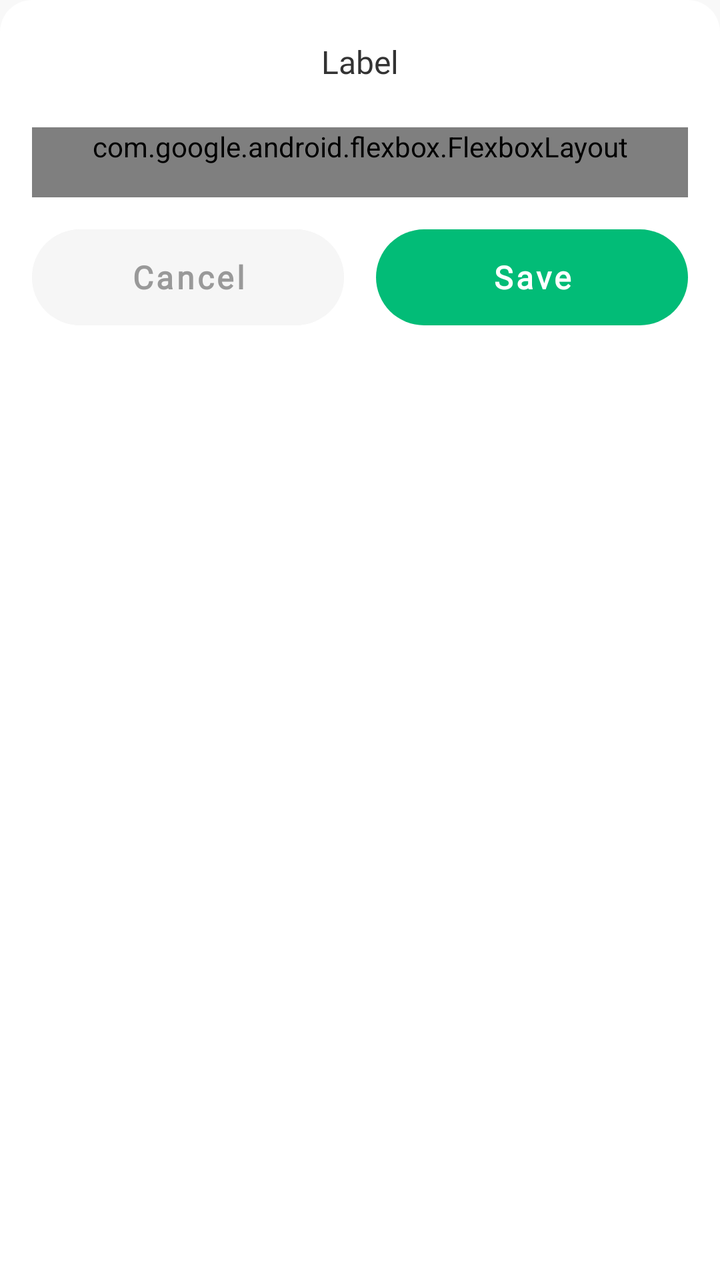
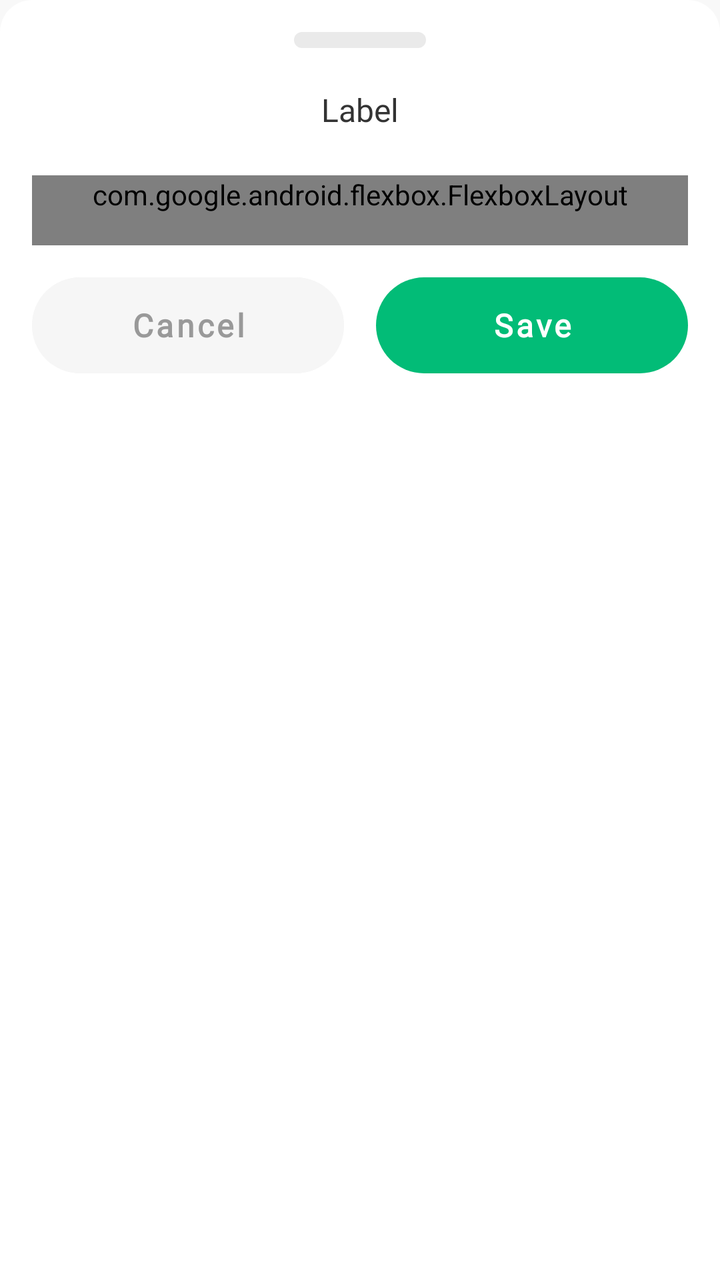

Screens rendered from an Android XML layout before and after an edit, with the pre-edit source and the edit as a unified diff.
<!-- AndroidManifest.xml: application theme AppTheme -->
<!-- res/layout/dialog_label_select.xml -->
<?xml version="1.0" encoding="utf-8"?>
<androidx.constraintlayout.widget.ConstraintLayout xmlns:android="http://schemas.android.com/apk/res/android"
    xmlns:app="http://schemas.android.com/apk/res-auto"
    xmlns:tools="http://schemas.android.com/tools"
    android:layout_width="match_parent"
    android:layout_height="wrap_content"
    android:background="@drawable/bg_bottom_dialog"
    android:paddingHorizontal="@dimen/dp_16"
    android:paddingBottom="@dimen/dp_16">

    <androidx.appcompat.widget.AppCompatTextView
        android:id="@+id/tv_title"
        style="@style/TextViewFont_RobotoBold"
        android:layout_width="wrap_content"
        android:layout_height="wrap_content"
        android:layout_marginTop="@dimen/dp_20"
        android:text="@string/label"
        android:textColor="@color/t1"
        android:textSize="@dimen/sp_16"
        app:layout_constraintEnd_toEndOf="parent"
        app:layout_constraintStart_toStartOf="parent"
        app:layout_constraintTop_toTopOf="parent" />

    <androidx.appcompat.widget.AppCompatImageView
        android:id="@+id/iv_add"
        android:layout_width="@dimen/dp_32"
        android:layout_height="@dimen/dp_32"
        android:background="?android:attr/selectableItemBackgroundBorderless"
        android:scaleType="center"
        app:layout_constraintBottom_toBottomOf="@id/tv_title"
        app:layout_constraintEnd_toStartOf="@id/iv_delete"
        app:layout_constraintTop_toTopOf="@id/tv_title"
        app:srcCompat="@drawable/ic_add"
        android:visibility="gone"/>

    <androidx.appcompat.widget.AppCompatImageView
        android:id="@+id/iv_delete"
        android:layout_width="@dimen/dp_32"
        android:layout_height="@dimen/dp_32"
        android:background="?android:attr/selectableItemBackgroundBorderless"
        android:scaleType="center"
        app:layout_constraintBottom_toBottomOf="@id/tv_title"
        app:layout_constraintEnd_toEndOf="parent"
        app:layout_constraintTop_toTopOf="@id/tv_title"
        app:srcCompat="@drawable/ic_label_top_delete"
        android:visibility="gone"/>

    <com.google.android.flexbox.FlexboxLayout
        android:id="@+id/label_box"
        android:layout_width="match_parent"
        android:layout_height="wrap_content"
        android:layout_marginTop="@dimen/dp_22"
        android:paddingHorizontal="@dimen/dp_6"
        android:paddingBottom="@dimen/dp_16"
        app:alignItems="flex_start"
        app:flexWrap="wrap"
        app:layout_constraintTop_toBottomOf="@id/tv_title"
        tools:layout_height="@dimen/dp_100" />

    <com.google.android.material.button.MaterialButton
        android:id="@+id/btn_cancel"
        style="@style/MaterialButton.b1"
        android:layout_width="0dp"
        android:layout_height="@dimen/dp_48"
        android:layout_marginTop="@dimen/dp_16"
        android:layout_marginEnd="@dimen/dp_8"
        android:backgroundTint="#f6f6f6"
        android:text="@string/cancel"
        android:textColor="@color/color_999"
        app:layout_constraintEnd_toStartOf="@id/btn_save"
        app:layout_constraintStart_toStartOf="parent"
        app:layout_constraintTop_toBottomOf="@id/label_box" />

    <com.google.android.material.button.MaterialButton
        android:id="@+id/btn_save"
        style="@style/MaterialButton.b1"
        android:layout_width="0dp"
        android:layout_height="@dimen/dp_48"
        android:layout_marginStart="@dimen/dp_8"
        android:text="@string/save"
        app:layout_constraintEnd_toEndOf="parent"
        app:layout_constraintStart_toEndOf="@id/btn_cancel"
        app:layout_constraintTop_toTopOf="@id/btn_cancel" />


</androidx.constraintlayout.widget.ConstraintLayout>
<!-- resources referenced by this layout -->
<resources>
  <color name="color_999">#999999</color>
  <color name="t1">#333333</color>
  <dimen name="dp_100">100dp</dimen>
  <dimen name="dp_16">16dp</dimen>
  <dimen name="dp_20">20dp</dimen>
  <dimen name="dp_22">22dp</dimen>
  <dimen name="dp_32">32dp</dimen>
  <dimen name="dp_48">48dp</dimen>
  <dimen name="dp_6">6dp</dimen>
  <dimen name="dp_8">8dp</dimen>
  <dimen name="sp_16">16sp</dimen>
  <!-- drawable bg_bottom_dialog (drawable) -->
  <?xml version="1.0" encoding="utf-8"?>
  <shape xmlns:android="http://schemas.android.com/apk/res/android"
      android:shape="rectangle">
      <solid android:color="@color/white"/>
      <corners android:topLeftRadius="@dimen/dp_16" android:topRightRadius="@dimen/dp_16"/>
  
  </shape>
  <string name="cancel">Cancel</string>
  <string name="label">Label</string>
  <string name="save">Save</string>
  <style name="MaterialButton.b1">
          <item name="android:fontFamily">@font/roboto_bold</item>
          <item name="fontFamily">@font/roboto_bold</item>
          <item name="android:textStyle">bold</item>
          <item name="android:textColor">@color/white</item>
          <item name="backgroundTint">@color/c5</item>
          <item name="rippleColor">@color/c5_8</item>
      </style>
  <style name="TextViewFont_RobotoBold">
          <item name="android:fontFamily">@font/roboto_bold</item>
          <item name="fontFamily">@font/roboto_bold</item>
      </style>
  <style name="AppTheme" parent="@style/Theme.MaterialComponents.Light.NoActionBar">
          <item name="colorAccent">@color/colorAccent</item>
          <item name="colorControlHighlight">@color/color_tap_ripple</item>
          <item name="colorPrimary">@color/colorPrimary</item>
          <item name="colorPrimaryDark">@color/colorPrimaryDark</item>
          <item name="toolbarNavigationButtonStyle">@style/toolbar_nav_button</item>
          <item name="windowActionBar">false</item>
          <item name="windowNoTitle">true</item>
          <item name="android:windowBackground">@color/bg_window</item>
  
      </style>
  <color name="white">#FFFFFF</color>
  <color name="c5">#02BC77</color>
  <color name="c5_8">#5DD4A8</color>
  <color name="colorAccent">@color/c5</color>
  <color name="color_tap_ripple">@color/transparent10</color>
  <color name="colorPrimary">@color/c1</color>
  <color name="colorPrimaryDark">@color/c1</color>
  <style name="toolbar_nav_button" parent="@style/Widget.AppCompat.Toolbar.Button.Navigation">
          <item name="android:paddingLeft">@dimen/nav_button_margin</item>
          <item name="android:paddingRight">@dimen/nav_button_margin</item>
          <item name="android:minWidth">56dp</item>
      </style>
  <color name="bg_window">#f8f8f8</color>
  <color name="transparent10">#1A000000</color>
  <color name="c1">@color/white</color>
  <dimen name="nav_button_margin">@dimen/dp_16</dimen>
  <!-- unchanged entries left out for length: 2 -->
</resources>

<!-- the commit's change to res/layout/dialog_label_select.xml (unified diff, before → after) -->
@@ -7,6 +7,17 @@
     android:background="@drawable/bg_bottom_dialog"
     android:paddingHorizontal="@dimen/dp_16"
     android:paddingBottom="@dimen/dp_16">
+
+
+    <View
+        android:id="@+id/v_bar"
+        android:layout_width="@dimen/dp_66"
+        android:layout_height="@dimen/dp_8"
+        android:layout_marginTop="@dimen/dp_16"
+        android:background="@drawable/bg_dialog_bar"
+        app:layout_constraintEnd_toEndOf="parent"
+        app:layout_constraintStart_toStartOf="parent"
+        app:layout_constraintTop_toTopOf="parent" />
 
     <androidx.appcompat.widget.AppCompatTextView
         android:id="@+id/tv_title"
@@ -19,7 +30,7 @@
         android:textSize="@dimen/sp_16"
         app:layout_constraintEnd_toEndOf="parent"
         app:layout_constraintStart_toStartOf="parent"
-        app:layout_constraintTop_toTopOf="parent" />
+        app:layout_constraintTop_toBottomOf="@id/v_bar" />
 
     <androidx.appcompat.widget.AppCompatImageView
         android:id="@+id/iv_add"
<!-- resource entries referenced after the edit -->
@@ -9,6 +9,7 @@
   <dimen name="dp_32">32dp</dimen>
   <dimen name="dp_48">48dp</dimen>
   <dimen name="dp_6">6dp</dimen>
+  <dimen name="dp_66">66dp</dimen>
   <dimen name="dp_8">8dp</dimen>
   <dimen name="sp_16">16sp</dimen>
   <!-- drawable bg_bottom_dialog (drawable) -->
@@ -17,6 +18,14 @@
       android:shape="rectangle">
       <solid android:color="@color/white"/>
       <corners android:topLeftRadius="@dimen/dp_16" android:topRightRadius="@dimen/dp_16"/>
+  
+  </shape>
+  <!-- drawable bg_dialog_bar (drawable) -->
+  <?xml version="1.0" encoding="utf-8"?>
+  <shape xmlns:android="http://schemas.android.com/apk/res/android"
+      android:shape="rectangle">
+      <solid android:color="#EAEAEA"/>
+      <corners android:radius="@dimen/dp_8"/>
   
   </shape>
   <string name="cancel">Cancel</string>
